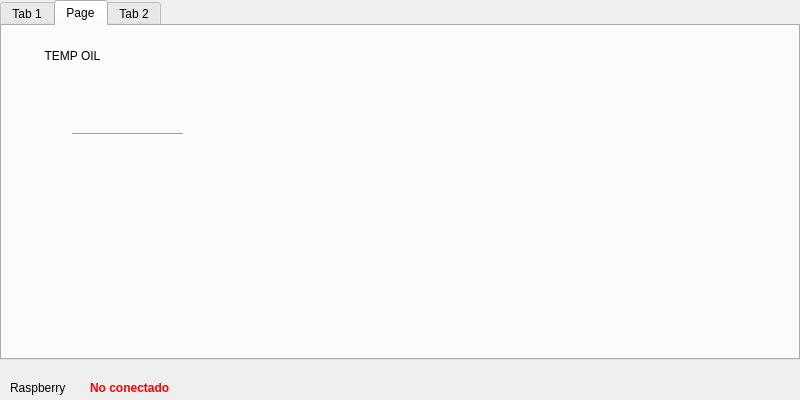
Old version of the form src/Qmainwindow.ui in the repository JoanGTSQ/DashProbe-rasp-Integration.
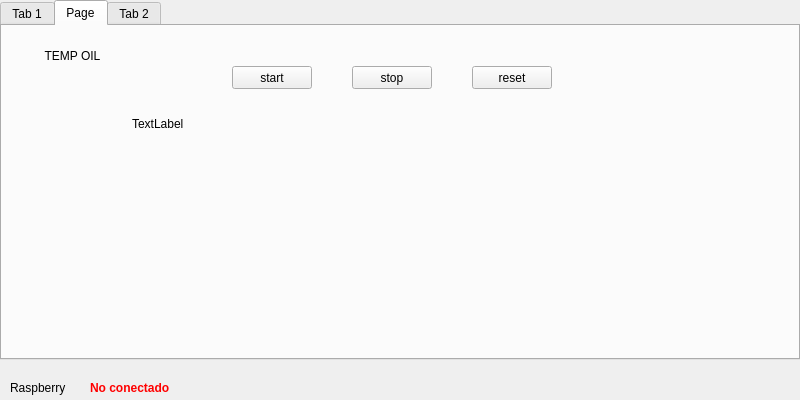
New version of the form.

```diff
--- a/src/Qmainwindow.ui
+++ b/src/Qmainwindow.ui
@@ -199,17 +199,56 @@
        <set>Qt::AlignCenter</set>
       </property>
      </widget>
-     <widget class="Line" name="line">
+     <widget class="QLabel" name="timeLabel">
       <property name="geometry">
        <rect>
-        <x>70</x>
-        <y>100</y>
-        <width>111</width>
+        <x>130</x>
+        <y>90</y>
+        <width>251</width>
         <height>16</height>
        </rect>
       </property>
-      <property name="orientation">
-       <enum>Qt::Horizontal</enum>
+      <property name="text">
+       <string>TextLabel</string>
+      </property>
+     </widget>
+     <widget class="QPushButton" name="start">
+      <property name="geometry">
+       <rect>
+        <x>230</x>
+        <y>40</y>
+        <width>80</width>
+        <height>23</height>
+       </rect>
+      </property>
+      <property name="text">
+       <string>start</string>
+      </property>
+     </widget>
+     <widget class="QPushButton" name="stop">
+      <property name="geometry">
+       <rect>
+        <x>350</x>
+        <y>40</y>
+        <width>80</width>
+        <height>23</height>
+       </rect>
+      </property>
+      <property name="text">
+       <string>stop</string>
+      </property>
+     </widget>
+     <widget class="QPushButton" name="reset">
+      <property name="geometry">
+       <rect>
+        <x>470</x>
+        <y>40</y>
+        <width>80</width>
+        <height>23</height>
+       </rect>
+      </property>
+      <property name="text">
+       <string>reset</string>
       </property>
      </widget>
     </widget>
```
